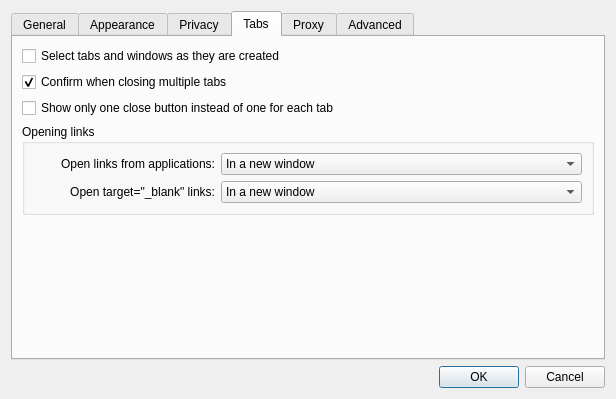
The window that src/settings.ui (EndorphinBrowser/browser) describes before a commit, drawn with Qt 5.
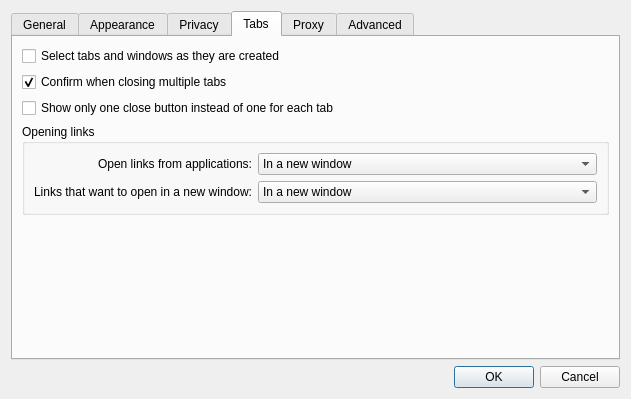
The same window after the commit. The open tabs and pages were chosen to show the change.

Commit message: Rather then a having the logic that MidButton shoudl open a url in a new tab duplicated all over the application move the keyboard/mouse modifiers to one place.  This also gives everyone all of the actions to open in a new window, tab, selected or not or the current tab while before it was hit or miss who had what.

Patch:
```diff
--- a/src/settings.ui
+++ b/src/settings.ui
@@ -6,7 +6,7 @@
    <rect>
     <x>0</x>
     <y>0</y>
-    <width>616</width>
+    <width>631</width>
     <height>399</height>
    </rect>
   </property>
@@ -460,15 +460,15 @@
         </widget>
        </item>
        <item>
-        <widget class="QGroupBox">
+        <widget class="QGroupBox" name="openLinksGroupBox">
          <property name="title">
           <string>Opening links</string>
          </property>
          <layout class="QGridLayout">
           <item row="1" column="0">
-           <widget class="QLabel">
+           <widget class="QLabel" name="linksInNewWindowLabel">
             <property name="text">
-             <string>Open target="_blank" links:</string>
+             <string>Links that want to open in a new window:</string>
             </property>
             <property name="alignment">
              <set>Qt::AlignRight|Qt::AlignTrailing|Qt::AlignVCenter</set>
@@ -500,7 +500,7 @@
            </widget>
           </item>
           <item row="0" column="0">
-           <widget class="QLabel">
+           <widget class="QLabel" name="linkFromApplicationLabel">
             <property name="text">
              <string>Open links from applications:</string>
             </property>
```
Left out of the diff: 10 changed lines with no effect on the pictures. The commit also changes 14 other files.
